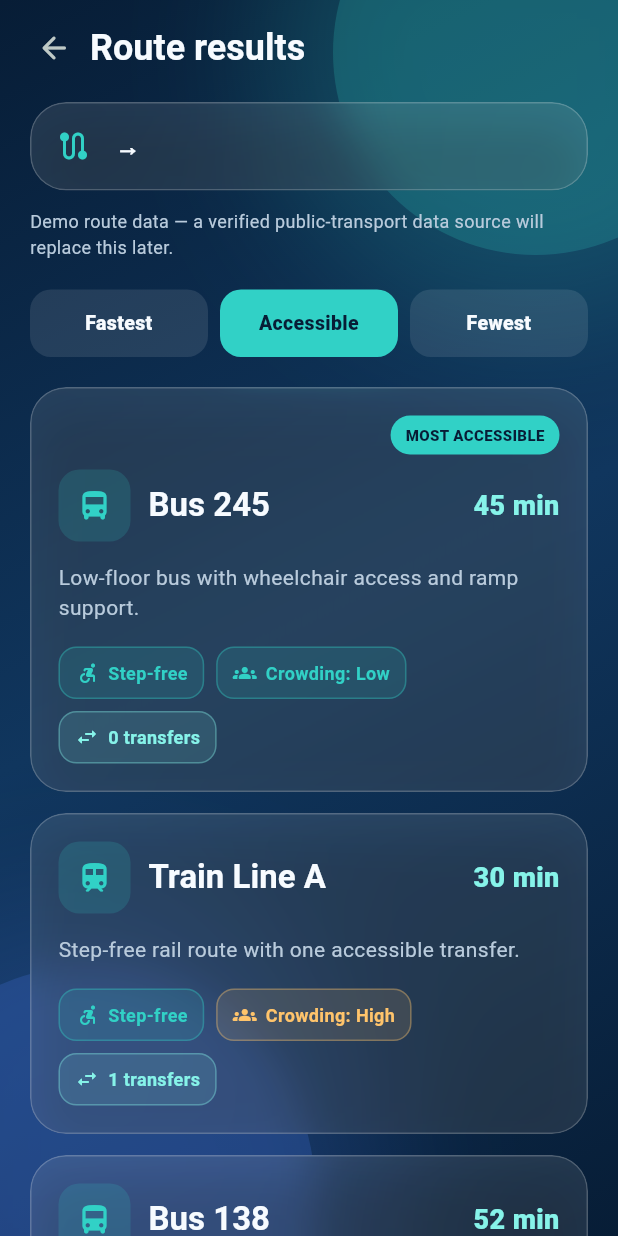
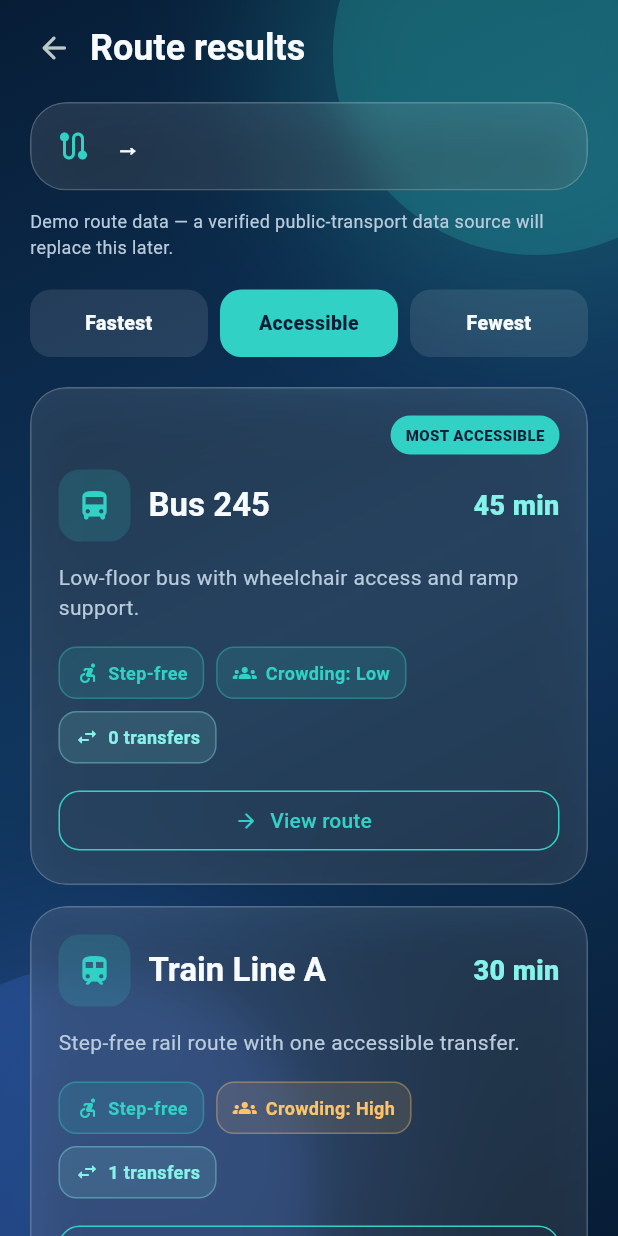
Before and after one commit to Adeesha-Sandaruwan/EqualRide, a Flutter app: the RouteResultsPage screen opened directly with empty values, after a tap on "Accessible", on a phone screen of 412 x 824 dp. Run offline on Flutter 3.47's test engine with Material 3 defaults, Android fonts, the phone set to English and light mode, and no system bars; our stand-ins replace cloud_firestore, firebase_auth, firebase_core; accounts and stored records are empty.

Commit message:
feat: open route details

```diff
--- a/lib/screens/route_results_page.dart
+++ b/lib/screens/route_results_page.dart
@@ -1,10 +1,13 @@
 import 'package:flutter/material.dart';
 
+import '../data/demo_route_details.dart';
 import '../data/demo_routes.dart';
+import '../models/route_details.dart';
 import '../models/transport_route.dart';
 import '../theme/app_theme.dart';
 import '../widgets/equal_ride_background.dart';
 import '../widgets/glass_panel.dart';
+import 'route_details_page.dart';
 
 class RouteResultsPage extends StatefulWidget {
   const RouteResultsPage({
@@ -306,9 +309,45 @@ class _RouteCard extends StatelessWidget {
               ),
             ],
           ),
+          const SizedBox(height: 14),
+          OutlinedButton.icon(
+            onPressed: () => _openRouteDetails(context),
+            icon: const Icon(Icons.arrow_forward_rounded, size: 16),
+            label: const Text('View route'),
+            style: OutlinedButton.styleFrom(
+              foregroundColor: AppTheme.teal,
+              side: const BorderSide(color: AppTheme.teal),
+              shape: RoundedRectangleBorder(
+                borderRadius: BorderRadius.circular(14),
+              ),
+            ),
+          ),
         ],
       ),
     );
+  }
+
+  void _openRouteDetails(BuildContext context) {
+    final match = DemoRouteDetails.all.cast<RouteDetails?>().firstWhere(
+          (details) => details?.routeId == route.id,
+          orElse: () => null,
+        );
+
+    if (match != null) {
+      Navigator.of(context).push(
+        MaterialPageRoute(
+          builder: (_) => RouteDetailsPage(routeDetails: match),
+        ),
+      );
+    } else {
+      ScaffoldMessenger.of(context).showSnackBar(
+        SnackBar(
+          content: Text(
+            'Accessibility route details are currently only available for Bus 245 demo.',
+          ),
+        ),
+      );
+    }
   }
 }
 
```
